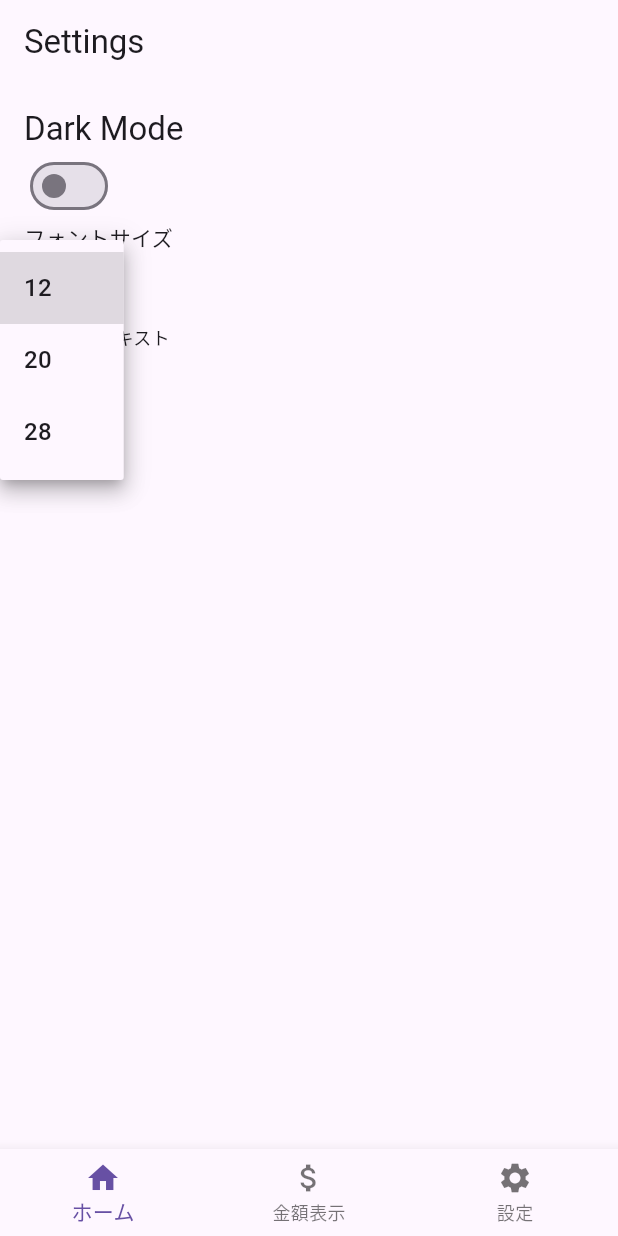
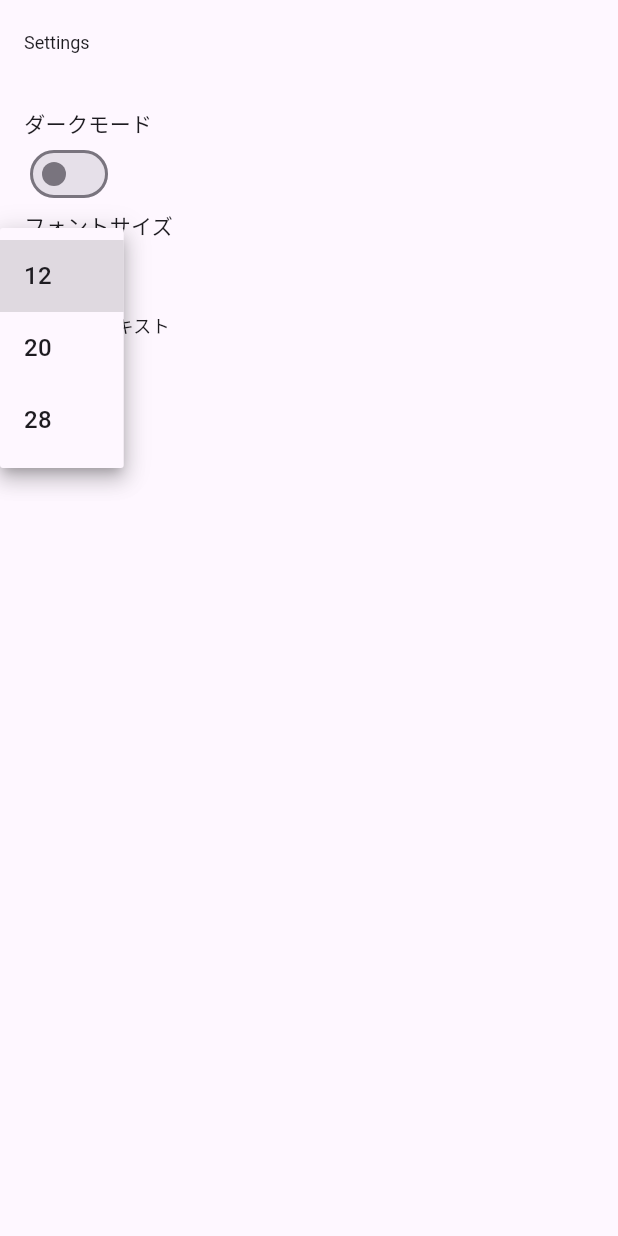
Before and after one commit to tomatoboy-hub/StackTaculer, a Flutter app: the screen it shows after launch, item 3 of the bottom bar chosen, after a tap on "12", on a phone screen of 412 x 824 dp. Run offline on Flutter 3.47's test engine with Material 3 defaults, Android fonts, the phone set to English and light mode, and no system bars; our stand-ins replace flutter_local_notifications, sensors, sqflite; missing offline and left inert: android_alarm_manager_plus, barcode_scan2, flutter_cube; accounts and stored records are empty.

Commit message:
現状報告

```diff
--- a/lib/screens/home_screen.dart
+++ b/lib/screens/home_screen.dart
@@ -1,4 +1,5 @@
 import 'package:flutter/material.dart';
+import 'package:stacktaculer/screens/setting.dart';
 import 'detail_screen.dart';
 import 'add_screen.dart';
 import 'gyro_cube_screen.dart';
@@ -57,7 +58,9 @@ class _HomeScreenState extends State<HomeScreen> {
                 addedTime: item[DatabaseHelper.columnAddedTime] as String,
               );
               return ListTile(
-                title: Text(book.title),
+                title: Text(book.title,
+                  style: TextStyle(fontSize: MyApp.currentFontSize),
+                ),
                 subtitle: Text(book.author),
                 onTap: () async {
                   // DetailScreenにBookオブジェクトを渡す
--- a/lib/screens/setting.dart
+++ b/lib/screens/setting.dart
@@ -1,19 +1,29 @@
 import 'package:flutter/material.dart';
-import '../common/Footer.dart';
 
 void main() {
   runApp(MyApp());
 }
 
 class MyApp extends StatelessWidget {
+  static ThemeData currentTheme = ThemeData.light();
+  static double currentFontSize = 12.0;
+
   @override
   Widget build(BuildContext context) {
     return MaterialApp(
       title: 'Settings',
-      theme: ThemeData.light(),
+      theme: currentTheme,
       darkTheme: ThemeData.dark(),
       home: SettingsScreen(),
     );
+  }
+
+  static setThemeData(ThemeData themeData) {
+    currentTheme = themeData;
+  }
+
+  static setFontSize(double fontSize) {
+    currentFontSize = fontSize;
   }
 }
 
@@ -25,6 +35,71 @@ class SettingsScreen extends StatefulWidget {
 class _SettingsScreenState extends State<SettingsScreen> {
   bool isDarkModeEnabled = false;
   String selectedOption = '12';
+
+  @override
+  Widget build(BuildContext context) {
+    return Scaffold(
+      appBar: AppBar(
+        title: Text(
+          'Settings',
+          style: TextStyle(fontSize: MyApp.currentFontSize),
+        ),
+      ),
+      body: Padding(
+        padding: const EdgeInsets.all(16.0),
+        child: Column(
+          crossAxisAlignment: CrossAxisAlignment.start,
+          children: [
+            Text('ダークモード'),
+            Switch(
+              value: isDarkModeEnabled,
+              onChanged: (value) {
+                setState(() {
+                  isDarkModeEnabled = value;
+                });
+                setThemeMode(value);
+              },
+            ),
+            Text('フォントサイズ'),
+            DropdownButton<String>(
+              value: selectedOption,
+              onChanged: (String? newValue) {
+                setState(() {
+                  selectedOption = newValue ?? '12';
+                });
+                setFontSize();
+              },
+              items: <String>['12', '20', '28']
+                  .map<DropdownMenuItem<String>>((String value) {
+                return DropdownMenuItem<String>(
+                  value: value,
+                  child: Text(value),
+                );
+              }).toList(),
+            ),
+            Text(
+              'サンプルテキスト',
+              style: TextStyle(fontSize: MyApp.currentFontSize),
+            ),
+          ],
+        ),
+      ),
+    );
+  }
+
+  void setThemeMode(bool value) {
+    if (value) {
+      MyApp.setThemeData(ThemeData.dark());
+    } else {
+      MyApp.setThemeData(ThemeData.light());
+    }
+  }
+
+  void setFontSize() {
+    double fontSize = getFontSize(selectedOption);
+    MyApp.setFontSize(fontSize);
+  }
+
   double getFontSize(String selectedOption) {
     switch (selectedOption) {
       case '12':
@@ -34,76 +109,10 @@ class _SettingsScreenState extends State<SettingsScreen> {
       case '28':
         return 28.0;
       default:
-        return 12.0; // デフォルトのフォントサイズ
-    }
-  }
-  @override
-  Widget build(BuildContext context) {
-    return Scaffold(
-      appBar: AppBar(
-        title: Text('Settings'),
-      ),
-      body: Padding(
-        padding: const EdgeInsets.all(16.0),
-        child: Column(
-          crossAxisAlignment: CrossAxisAlignment.start,
-          children: [
-            Text(
-              'Dark Mode',
-              style: Theme.of(context).textTheme.headline6,
-            ),
-            Switch(
-              value: isDarkModeEnabled,
-              onChanged: (value) {
-                setState(() {
-                  isDarkModeEnabled = value;
-                });
-                setThemeMode(value);
-              },
-            ),
-            Text(
-              'フォントサイズ',
-            ),
-            DropdownButton<String>(
-              value: selectedOption,
-              onChanged: (String? newValue) {
-                setState(() {
-                  selectedOption = newValue ?? '12';
-                });
-              },
-              items: <String>['12', '20', '28']
-                  .map<DropdownMenuItem<String>>((String value) {
-                return DropdownMenuItem<String>(
-                  value: value,
-                  child: Text(value),
-
-                );
-              }).toList(),
-
-            ),
-            Text(
-              'サンプルテキスト',
-              style: TextStyle(fontSize: getFontSize(selectedOption)),
-            ),
-          ],
-        ),
-      ),
-      bottomNavigationBar: Footer(),
-    );
-  }
-
-  void setThemeMode(bool value) {
-    // ダークモードの切り替えロジック
-    if (value) {
-      // ダークモードを有効にする
-      MyApp().setThemeData(ThemeData.dark());
-    } else {
-      // ダークモードを無効にする
-      MyApp().setThemeData(ThemeData.light());
+        return 12.0;
     }
   }
 }
-
 extension ThemeExtension on MyApp {
   setThemeData(ThemeData themeData) {
     runApp(
```
